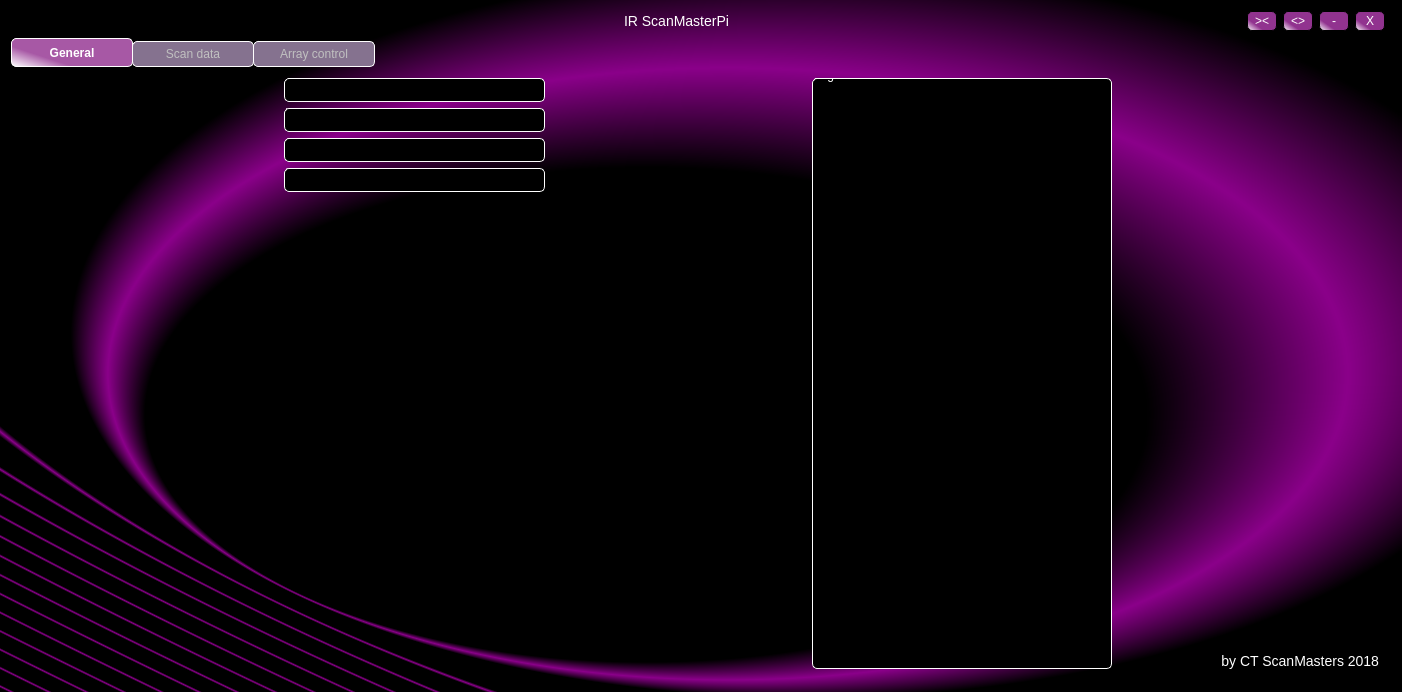
Before: the Qt Designer form ScanClientGui/scanclientgui.ui in CtScanMasters/ScanClient, drawn with Qt 5.
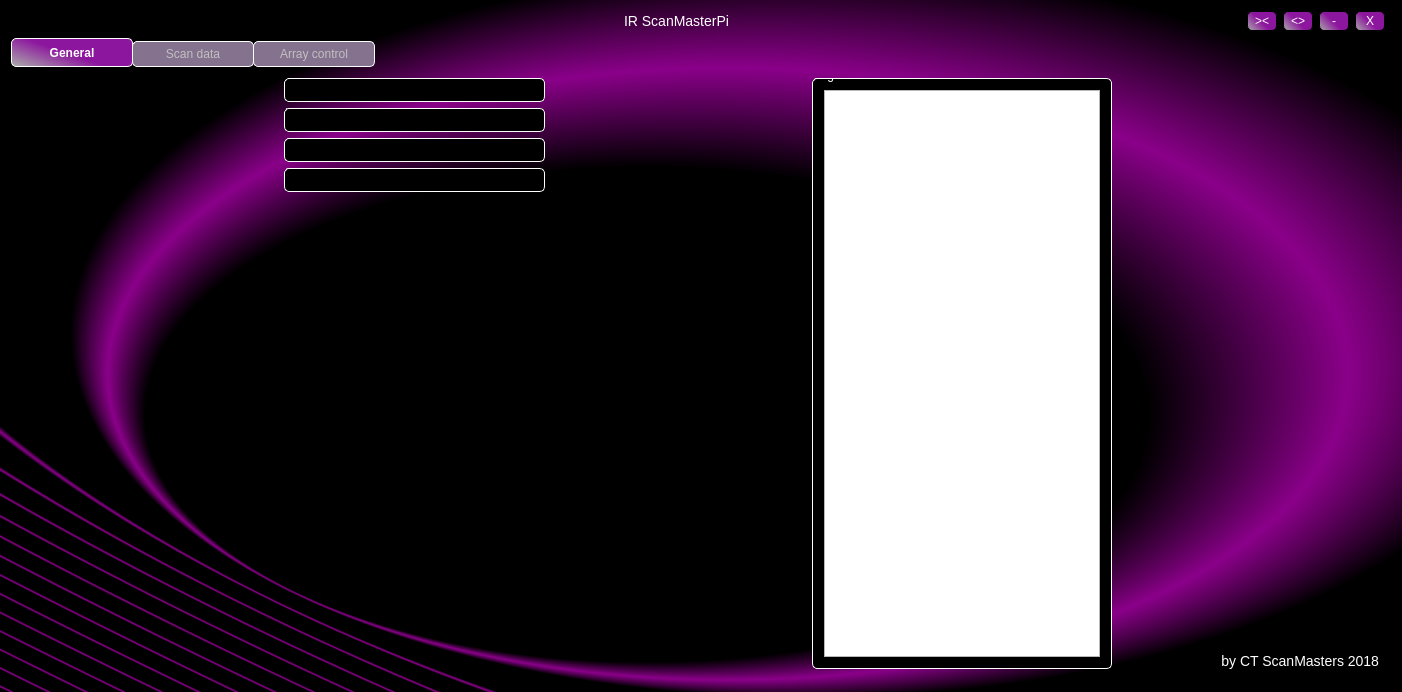
After: the same form once the commit is applied. Custom widgets are drawn as their Qt base class.

```diff
--- a/ScanClientGui/scanclientgui.ui
+++ b/ScanClientGui/scanclientgui.ui
@@ -49,7 +49,7 @@
 QPushButton{
 	border: 1px solid rgb(0, 0, 0);
 	border-radius: 5px;
-	background-color:qlineargradient(spread:pad, x1:0.307, y1:0.715545, x2:0, y2:1, stop:0 rgba(145, 51, 143, 255), stop:1 rgba(255, 255, 255, 255));
+	background-color:qlineargradient(spread:pad, x1:1, y1:0.346591, x2:0, y2:1, stop:0.455056 rgba(141, 22, 158, 255), stop:0.983146 rgba(169, 169, 169, 255));
 	color: white;
 	min-height: 18px;
 
@@ -63,13 +63,13 @@
 QProgressBar:horizontal {
 	border: 1px white;
 	border-radius: 5px;
-	background: rgb(81, 81, 81);
+	background: rgb(100, 100, 100);
 	padding: 1px;
 
 }
 
 QProgressBar::chunk:horizontal {
-	background: qlineargradient(spread:pad, x1:0.3405, y1:0.761, x2:0, y2:1, stop:0 rgba(167, 120, 166, 255), stop:1 rgba(255, 255, 255, 255));
+	background: qlineargradient(spread:pad, x1:1, y1:0.346591, x2:0, y2:1, stop:0.0730337 rgba(103, 16, 115, 255), stop:0.983146 rgba(169, 169, 169, 255));
 	border-radius: 5px;
 }
 
@@ -104,7 +104,7 @@
 }
 
 QTabBar::tab:selected {
-    background: qlineargradient(spread:pad, x1:0.3405, y1:0.761, x2:0, y2:1, stop:0 rgba(167, 88, 165, 255), stop:1 rgba(255, 255, 255, 255));
+    background: qlineargradient(spread:pad, x1:1, y1:0.346591, x2:0, y2:1, stop:0.455056 rgba(141, 22, 158, 255), stop:0.983146 rgba(169, 169, 169, 255));
 	color: rgb(255,255,255);
 	font-weight: bold;
 	border-radius: 5px;
@@ -342,6 +342,11 @@
           <property name="title">
            <string>Log</string>
           </property>
+          <layout class="QGridLayout" name="gridLayout_9">
+           <item row="0" column="0">
+            <widget class="QPlainTextEdit" name="plainTextEdit"/>
+           </item>
+          </layout>
          </widget>
         </item>
         <item row="3" column="1">
```
